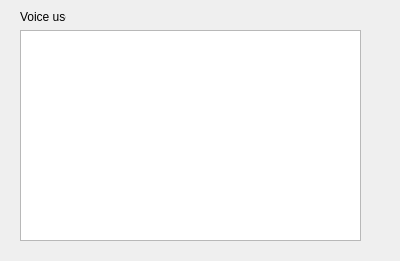
The window that UiModule/ui/VoiceUsers.ui (realXtend/tundra) describes before a commit, drawn with Qt 5.
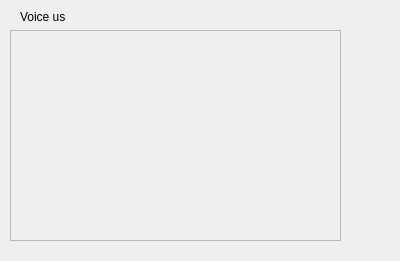
The same window after the commit.

Commit message: Continued voice user list implementation.

The edit to the form file:
```diff
--- a/UiModule/ui/VoiceUsers.ui
+++ b/UiModule/ui/VoiceUsers.ui
@@ -13,16 +13,12 @@
   <property name="windowTitle">
    <string>Form</string>
   </property>
-  <widget class="QListView" name="listView">
-   <property name="geometry">
-    <rect>
-     <x>20</x>
-     <y>30</y>
-     <width>341</width>
-     <height>211</height>
-    </rect>
-   </property>
-  </widget>
+  <property name="styleSheet">
+   <string notr="true">QWidget#voiceUsersWidget
+{
+  border: 0px; background-color: rgba(34,34,34,191); background-position: top left; background-repeat: no-repeat;
+}</string>
+  </property>
   <widget class="QLabel" name="label">
    <property name="geometry">
     <rect>
@@ -36,6 +32,40 @@
     <string>Voice users</string>
    </property>
   </widget>
+  <widget class="QScrollArea" name="userListScrollArea">
+   <property name="geometry">
+    <rect>
+     <x>10</x>
+     <y>30</y>
+     <width>331</width>
+     <height>211</height>
+    </rect>
+   </property>
+   <property name="widgetResizable">
+    <bool>true</bool>
+   </property>
+   <widget class="QWidget" name="userListScrollAreaWidgetContents">
+    <property name="geometry">
+     <rect>
+      <x>0</x>
+      <y>0</y>
+      <width>329</width>
+      <height>209</height>
+     </rect>
+    </property>
+    <widget class="QWidget" name="verticalLayoutWidget">
+     <property name="geometry">
+      <rect>
+       <x>9</x>
+       <y>9</y>
+       <width>311</width>
+       <height>191</height>
+      </rect>
+     </property>
+     <layout class="QVBoxLayout" name="userListLayout"/>
+    </widget>
+   </widget>
+  </widget>
  </widget>
  <resources/>
  <connections/>
```
The commit also changes 9 other files.
